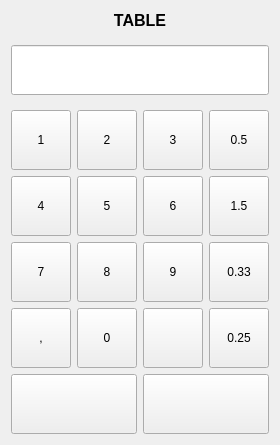
End1-1/Cafe5, file Forms/dlgqty.ui: the form before one commit.
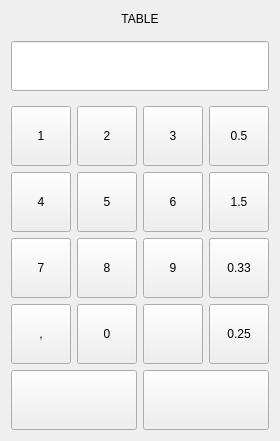
The form after the commit. Icons and pictures are not drawn. Custom widgets are drawn as their Qt base class.

Patch:
```diff
--- a/Forms/dlgqty.ui
+++ b/Forms/dlgqty.ui
@@ -10,6 +10,12 @@
     <height>441</height>
    </rect>
   </property>
+  <property name="sizePolicy">
+   <sizepolicy hsizetype="Fixed" vsizetype="Preferred">
+    <horstretch>0</horstretch>
+    <verstretch>0</verstretch>
+   </sizepolicy>
+  </property>
   <property name="maximumSize">
    <size>
     <width>276</width>
@@ -22,12 +28,11 @@
   <layout class="QGridLayout" name="gridLayout">
    <item row="0" column="0" colspan="4">
     <widget class="QLabel" name="label">
-     <property name="font">
-      <font>
-       <pointsize>12</pointsize>
-       <weight>75</weight>
-       <bold>true</bold>
-      </font>
+     <property name="maximumSize">
+      <size>
+       <width>258</width>
+       <height>16777215</height>
+      </size>
      </property>
      <property name="text">
       <string>TABLE</string>
```
